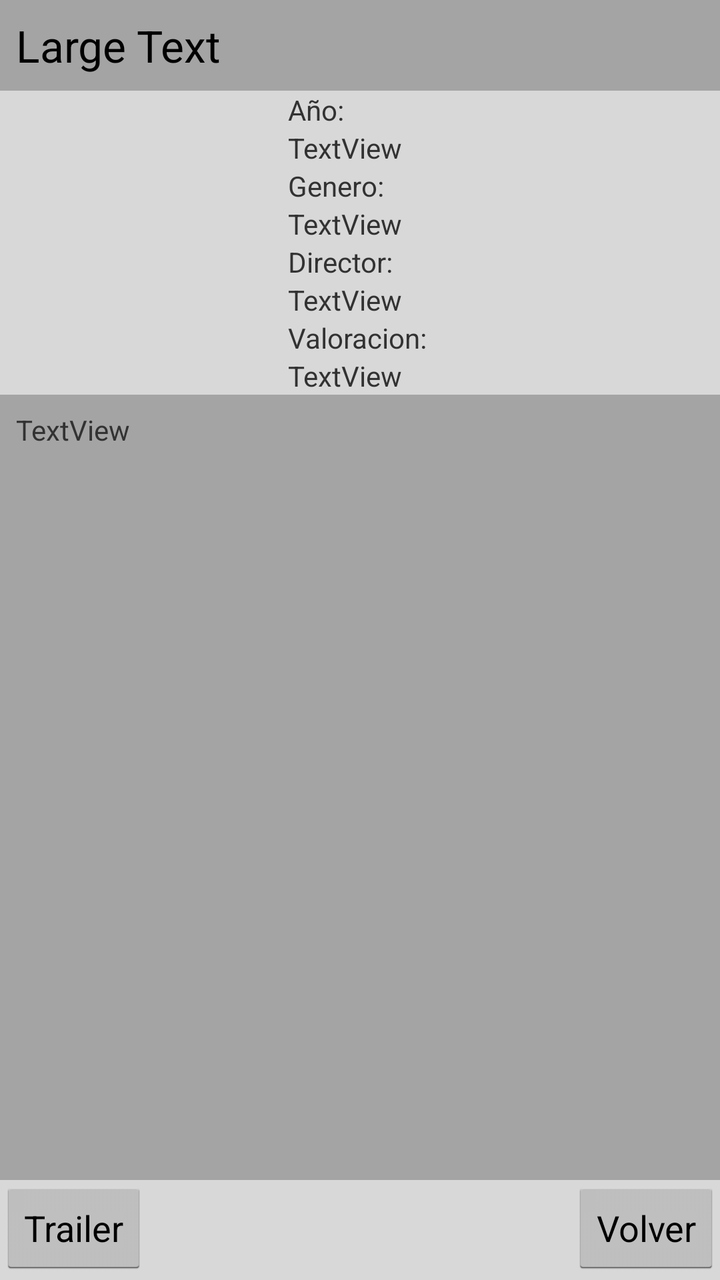
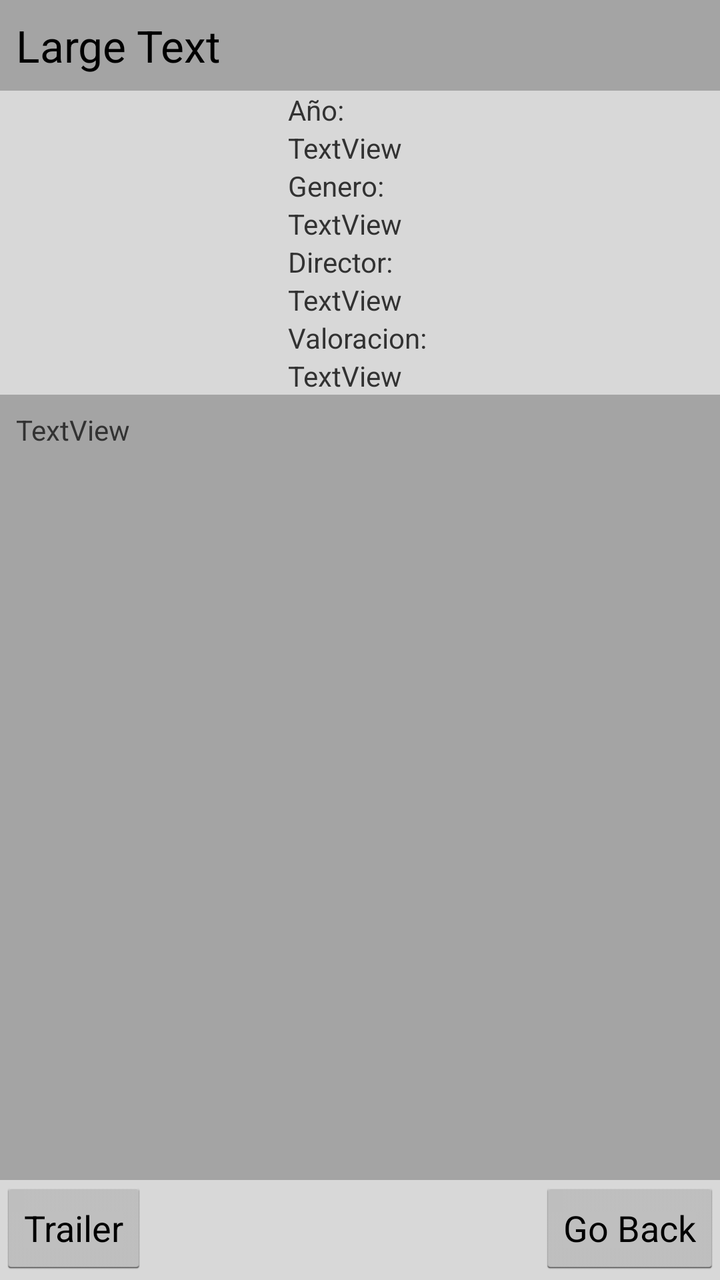

An Android layout rendered at two revisions. The XML below is the earlier revision; the diff shows what the commit changed to produce the second picture.
<!-- AndroidManifest.xml: application theme AppTheme -->
<!-- res/layout/movie_info_db.xml -->
<?xml version="1.0" encoding="utf-8"?>
<RelativeLayout xmlns:android="http://schemas.android.com/apk/res/android"
    xmlns:app="http://schemas.android.com/apk/res/pruebas.pureba1"
    android:layout_width="match_parent"
    android:layout_height="match_parent"
    android:orientation="vertical" >

    <ScrollView
        android:id="@+id/scrollView1"
        android:layout_width="match_parent"
        android:layout_height="match_parent"
        android:layout_above="@+id/relativeLayout1"
        android:layout_alignParentTop="true"
        android:background="@color/gris_oscuro" >

        <TableLayout
            android:layout_width="match_parent"
            android:layout_height="wrap_content"
            android:shrinkColumns="*"
            android:stretchColumns="*" >

            

            <TableRow
                android:layout_width="fill_parent"
                android:layout_height="wrap_content"
                android:background="@color/gris_oscuro"
                android:gravity="center_horizontal" >

                <TextView
                    android:id="@+id/titulo"
                    android:layout_width="match_parent"
                    android:layout_height="wrap_content"
                    android:layout_margin="8dp"
                    android:layout_weight="1"
                    android:text="Large Text"
                    android:textAppearance="?android:attr/textAppearanceLarge" />
            </TableRow>

            <TableRow
                android:layout_width="fill_parent"
                android:layout_height="wrap_content" >

                <LinearLayout
                    android:layout_width="match_parent"
                    android:layout_height="match_parent"
                    android:background="@color/gris_claro"
                    android:orientation="horizontal" >

                    <ImageView
                        android:id="@+id/poster"
                        android:layout_width="match_parent"
                        android:layout_height="match_parent"
                        android:layout_margin="8dp"
                        android:layout_weight="0.6" />

                    <LinearLayout
                        android:layout_width="fill_parent"
                        android:layout_height="match_parent"
                        android:layout_weight="0.4"
                        android:orientation="vertical" >

                        <TextView
                            android:id="@+id/AnyoLab"
                            android:layout_width="fill_parent"
                            android:layout_height="wrap_content"
                            android:text="Año:" />

                        <TextView
                            android:id="@+id/Anyo"
                            android:layout_width="wrap_content"
                            android:layout_height="wrap_content"
                            android:text="TextView" />

                        <TextView
                            android:id="@+id/generoLab"
                            android:layout_width="wrap_content"
                            android:layout_height="wrap_content"
                            android:text="Genero: " />

                        <TextView
                            android:id="@+id/genero"
                            android:layout_width="wrap_content"
                            android:layout_height="wrap_content"
                            android:text="TextView" />

                        <TextView
                            android:id="@+id/directorLAb"
                            android:layout_width="wrap_content"
                            android:layout_height="wrap_content"
                            android:text="Director: " />

                        <TextView
                            android:id="@+id/director"
                            android:layout_width="wrap_content"
                            android:layout_height="wrap_content"
                            android:text="TextView" />

                        <TextView
                            android:id="@+id/valoracionLab"
                            android:layout_width="wrap_content"
                            android:layout_height="wrap_content"
                            android:text="Valoracion: " />

                        <TextView
                            android:id="@+id/valoracion"
                            android:layout_width="wrap_content"
                            android:layout_height="wrap_content"
                            android:text="TextView" />
                    </LinearLayout>
                </LinearLayout>
            </TableRow>

            <TableRow
                android:layout_width="fill_parent"
                android:layout_height="wrap_content"
                android:background="@color/gris_oscuro" >

                <TextView
                    android:id="@+id/toda_la_descripcion"
                    android:layout_width="wrap_content"
                    android:layout_height="wrap_content"
                    android:layout_margin="8dp"
                    android:layout_weight="1"
                    android:text="TextView" />
            </TableRow>
        </TableLayout>
    </ScrollView>
    
    <RelativeLayout
        android:id="@+id/relativeLayout1"
        android:layout_width="fill_parent"
        android:layout_height="50dp"
        android:layout_alignParentBottom="true"
        android:background="@color/gris_claro"
        android:orientation="vertical" >

        <Button
        android:id="@+id/BtnAtrasDB"
        android:layout_width="wrap_content"
        android:layout_height="wrap_content"
        android:layout_alignParentRight="true"
        android:text="Volver" />
        
        <Button
        android:id="@+id/BtnTrailer"
        android:layout_width="wrap_content"
        android:layout_height="wrap_content"
        android:layout_alignParentLeft="true"
        android:text="Trailer" />
        
    </RelativeLayout>

</RelativeLayout>
<!-- resources referenced by this layout -->
<resources>
  <color name="gris_claro">#D8D8D8</color>
  <color name="gris_oscuro">#A4A4A4</color>
  <style name="AppTheme" parent="AppBaseTheme">
          
      </style>
  <style name="AppBaseTheme" parent="android:Theme.Light">
          
      </style>
</resources>

<!-- the commit's change to res/layout/movie_info_db.xml (unified diff, before → after) -->
@@ -1,6 +1,5 @@
 <?xml version="1.0" encoding="utf-8"?>
 <RelativeLayout xmlns:android="http://schemas.android.com/apk/res/android"
-    xmlns:app="http://schemas.android.com/apk/res/pruebas.pureba1"
     android:layout_width="match_parent"
     android:layout_height="match_parent"
     android:orientation="vertical" >
@@ -140,7 +139,7 @@
         android:layout_width="wrap_content"
         android:layout_height="wrap_content"
         android:layout_alignParentRight="true"
-        android:text="Volver" />
+        android:text="@string/backButton" />
         
         <Button
         android:id="@+id/BtnTrailer"
<!-- resource entries referenced after the edit -->
@@ -2,6 +2,7 @@
 <resources>
   <color name="gris_claro">#D8D8D8</color>
   <color name="gris_oscuro">#A4A4A4</color>
+  <string name="backButton">Go Back</string>
   <style name="AppTheme" parent="AppBaseTheme">
           
       </style>
